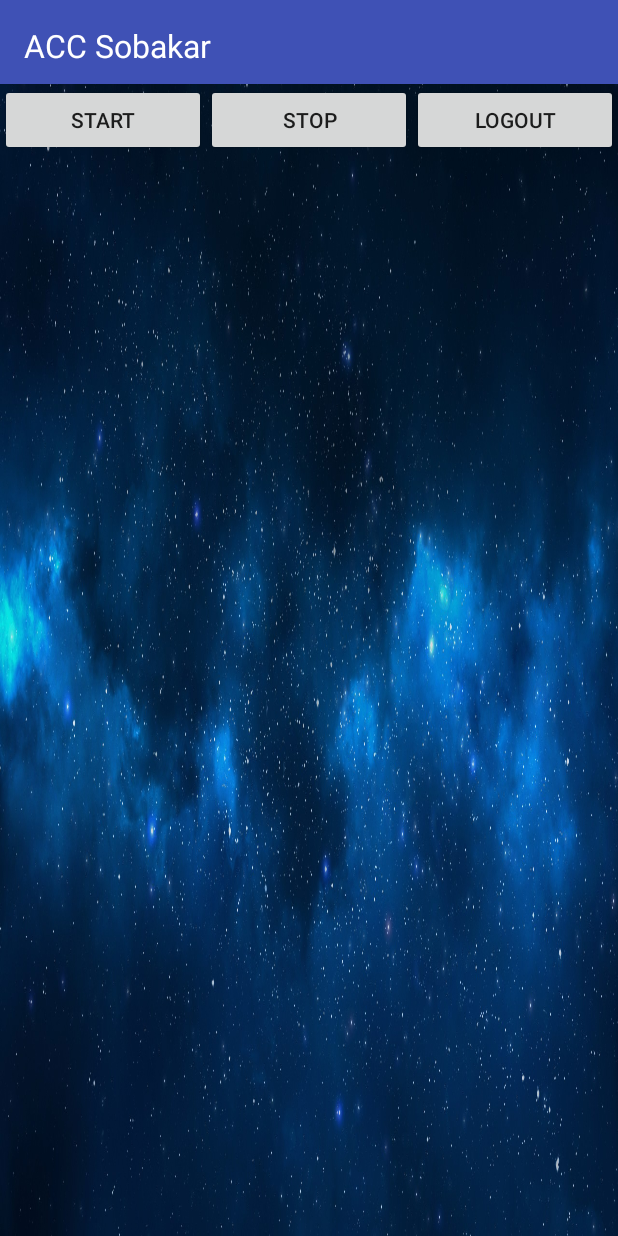
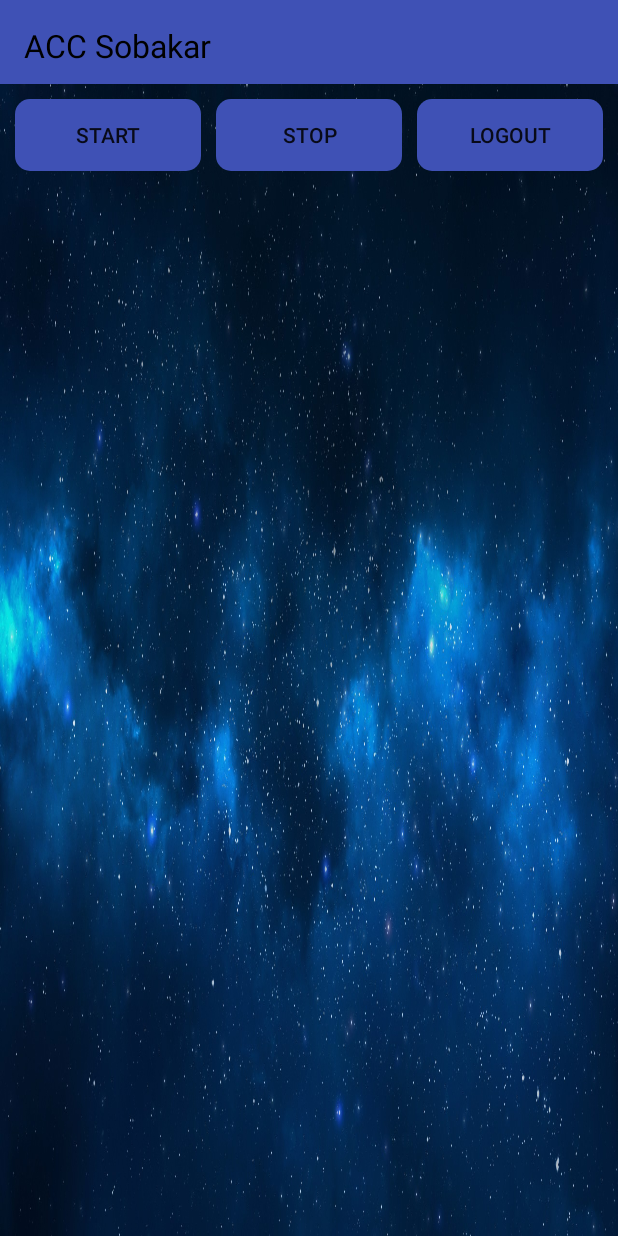
Before and after one commit to pahan112/TestProject, an Android app: the screen it shows after launch once a user with an empty profile is signed in (MainActivity), on a phone screen of 412 x 824 dp. Run offline under Robolectric (Android 15) with nearby library versions, the phone set to English and light mode, and no system bars; our stand-ins replace ButterKnife, Firebase (no records; nobody signed in at launch, a user with empty details on screens opened directly).

Commit message:
add drawing

```diff
--- /dev/null
+++ b/app/src/main/res/drawable/button_style.xml
@@ -0,0 +1,13 @@
+<?xml version="1.0" encoding="utf-8"?>
+<shape xmlns:android="http://schemas.android.com/apk/res/android"
+    >
+    <solid android:color = "@color/colorPrimary"/>
+    <padding
+        android:left="10dp"
+        android:bottom="4dp"
+        android:right="10dp"
+        android:top="4dp"
+        />
+    <corners
+        android:radius="10dp"/>
+</shape>
--- a/app/src/main/res/layout/activity_login.xml
+++ b/app/src/main/res/layout/activity_login.xml
@@ -17,7 +17,7 @@
             android:layout_height="wrap_content"
             android:layout_centerVertical="true"
             android:text="@string/app_name"
-            android:textColor="@android:color/white"
+            android:textColor="@android:color/black"
             android:textSize="@dimen/title_text_size" />
     </RelativeLayout>
 
--- a/app/src/main/res/layout/activity_main.xml
+++ b/app/src/main/res/layout/activity_main.xml
@@ -17,7 +17,7 @@
             android:layout_height="wrap_content"
             android:layout_centerVertical="true"
             android:text="@string/app_name"
-            android:textColor="@android:color/white"
+            android:textColor="@android:color/black"
             android:textSize="@dimen/title_text_size" />
     </RelativeLayout>
 
@@ -39,6 +39,8 @@
             android:layout_width="wrap_content"
             android:layout_height="wrap_content"
             android:layout_weight="1"
+            android:layout_margin="@dimen/button_margin"
+            android:background="@drawable/button_style"
             android:text="@string/start" />
 
         <Button
@@ -46,6 +48,9 @@
             android:layout_width="wrap_content"
             android:layout_height="wrap_content"
             android:layout_weight="1"
+            android:layout_marginTop="@dimen/button_margin"
+            android:layout_marginEnd="@dimen/button_margin"
+            android:background="@drawable/button_style"
             android:text="@string/stop" />
 
         <Button
@@ -53,6 +58,9 @@
             android:layout_width="wrap_content"
             android:layout_height="wrap_content"
             android:layout_weight="1"
+            android:layout_marginTop="@dimen/button_margin"
+            android:layout_marginEnd="@dimen/button_margin"
+            android:background="@drawable/button_style"
             android:text="@string/log_out" />
     </LinearLayout>
 
--- a/app/src/main/res/values/dimen.xml
+++ b/app/src/main/res/values/dimen.xml
@@ -1,6 +1,7 @@
 <?xml version="1.0" encoding="utf-8"?>
 <resources>
     <dimen name="main_padding">16dp</dimen>
+    <dimen name="button_margin">10dp</dimen>
     <dimen name="height_toolbar">56dp</dimen>
     <dimen name="title_text_size">21sp</dimen>
 </resources>
```
Also changed, not shown: app/src/main/res/mipmap-hdpi/ic_launcher.png, app/src/main/res/mipmap-mdpi/ic_launcher.png, app/src/main/res/mipmap-xhdpi/ic_launcher.png, app/src/main/res/mipmap-xxhdpi/ic_launcher.png, app/src/main/res/mipmap-xxxhdpi/ic_launcher.png.
